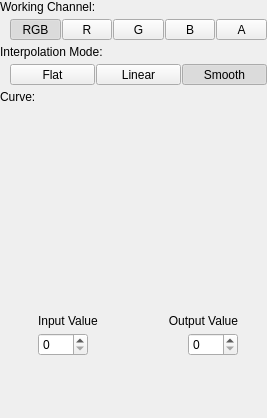
Qt form src/imagefilter_curves/filterwidget.ui (deiflou/ibp) before a commit.
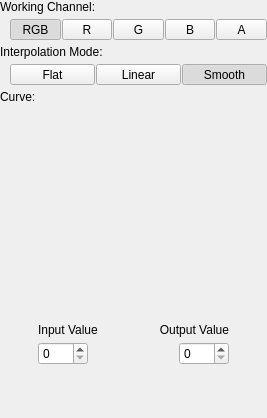
The same form after that commit. Custom widgets are drawn as their Qt base class.

What changed in the file:
```diff
--- a/src/imagefilter_curves/filterwidget.ui
+++ b/src/imagefilter_curves/filterwidget.ui
@@ -329,6 +329,7 @@
         </layout>
        </item>
        <item>
+        <widget class="QWidget" name="mWidgetContainerSpins" native="true">
         <layout class="QVBoxLayout" name="verticalLayout_7">
          <property name="spacing">
           <number>5</number>
@@ -413,6 +414,7 @@
           </layout>
          </item>
         </layout>
+        </widget>
        </item>
       </layout>
      </item>
```
Lines whose indentation alone changed are shown as unchanged.
